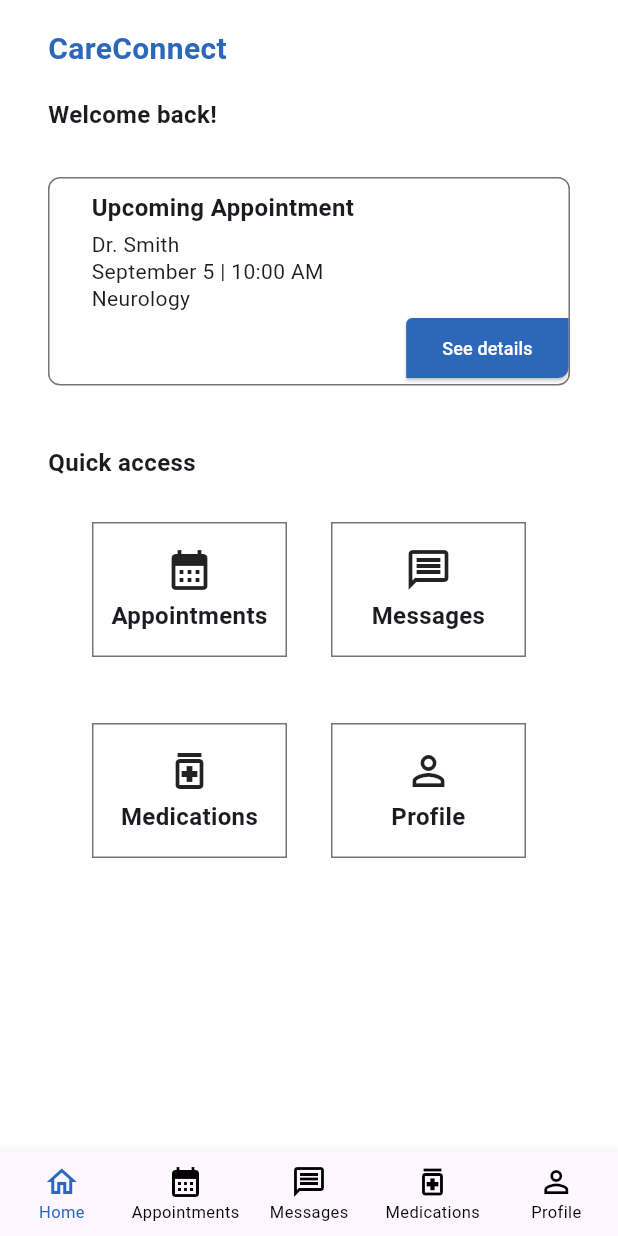
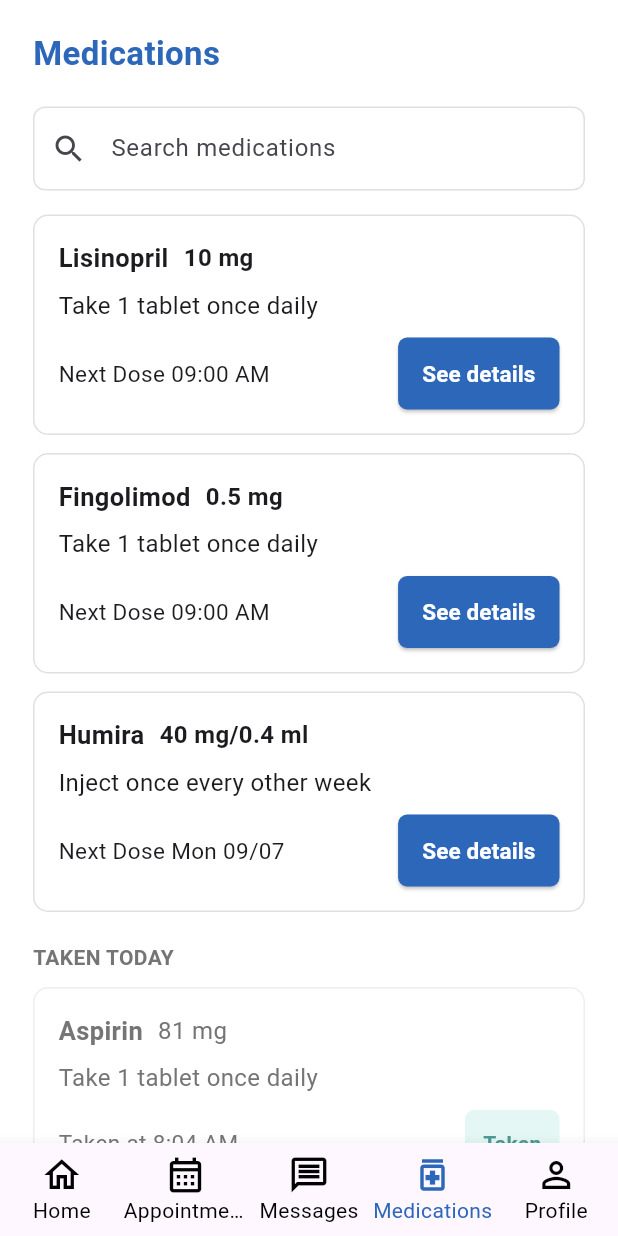
Before and after one commit to ianscottard/CareConnect-Frontend-Team-8, a Flutter app: the HomeScreen screen opened directly, after a tap on "Medications", on a phone screen of 412 x 824 dp. Run offline on Flutter 3.47's test engine with Material 3 defaults, Android fonts, the phone set to English and light mode, and no system bars.

Commit message:
Add appointments and medications screens with navigation

```diff
--- a/swen_661/lib/screens/home_screen.dart
+++ b/swen_661/lib/screens/home_screen.dart
@@ -1,4 +1,7 @@
 import 'package:flutter/material.dart';
+
+import 'appointments_screen.dart';
+import 'medications_screen.dart';
 
 class HomeScreen extends StatelessWidget {
   const HomeScreen({super.key});
@@ -114,7 +117,14 @@ class HomeScreen extends StatelessWidget {
                   QuickAccessTile(
                     icon: Icons.calendar_month,
                     label: 'Appointments',
-                    onTap: () {},
+                    onTap: () {
+                      Navigator.push(
+                        context,
+                        MaterialPageRoute(
+                          builder: (context) => const AppointmentsScreen(),
+                        ),
+                      );
+                    },
                   ),
                   QuickAccessTile(
                     icon: Icons.message_outlined,
@@ -132,8 +142,16 @@ class HomeScreen extends StatelessWidget {
                   QuickAccessTile(
                     icon: Icons.medication_outlined,
                     label: 'Medications',
-                    onTap: () {},
+                    onTap: () {
+                      Navigator.push(
+                        context,
+                        MaterialPageRoute(
+                          builder: (context) => const MedicationsScreen(),
+                        ),
+                      );
+                    },
                   ),
+
                   QuickAccessTile(
                     icon: Icons.person_outline,
                     label: 'Profile',
@@ -149,6 +167,16 @@ class HomeScreen extends StatelessWidget {
       bottomNavigationBar: BottomNavigationBar(
         type: BottomNavigationBarType.fixed,
         currentIndex: 0,
+        onTap: (index) {
+          if (index == 1) {
+            Navigator.push(
+              context,
+              MaterialPageRoute(
+                builder: (context) => const AppointmentsScreen(),
+              ),
+            );
+          }
+        },
         selectedItemColor: careConnectBlue,
         unselectedItemColor: Colors.black,
         selectedFontSize: 11,
--- /dev/null
+++ b/swen_661/lib/screens/medications_screen.dart
@@ -0,0 +1,360 @@
+import 'package:flutter/material.dart';
+
+import 'appointments_screen.dart';
+
+class MedicationsScreen extends StatelessWidget {
+  const MedicationsScreen({super.key});
+
+  static const Color careConnectBlue = Color(0xFF2C67BA);
+
+  @override
+  Widget build(BuildContext context) {
+    return Scaffold(
+      backgroundColor: Colors.white,
+
+      body: SafeArea(
+        child: SingleChildScrollView(
+          padding: const EdgeInsets.symmetric(horizontal: 22, vertical: 20),
+          child: Column(
+            crossAxisAlignment: CrossAxisAlignment.start,
+            children: [
+              // Page title
+              const Text(
+                'Medications',
+                style: TextStyle(
+                  fontSize: 22,
+                  fontWeight: FontWeight.bold,
+                  color: careConnectBlue,
+                ),
+              ),
+
+              const SizedBox(height: 20),
+
+              // Search field
+              Semantics(
+                label: 'Search medications',
+                textField: true,
+                child: TextField(
+                  decoration: InputDecoration(
+                    hintText: 'Search medications',
+                    prefixIcon: const Icon(Icons.search),
+                    contentPadding: const EdgeInsets.symmetric(
+                      vertical: 16,
+                      horizontal: 16,
+                    ),
+                    border: OutlineInputBorder(
+                      borderRadius: BorderRadius.circular(8),
+                    ),
+                    enabledBorder: OutlineInputBorder(
+                      borderRadius: BorderRadius.circular(8),
+                      borderSide: BorderSide(color: Colors.grey.shade300),
+                    ),
+                  ),
+                ),
+              ),
+
+              const SizedBox(height: 16),
+
+              // Lisinopril
+              const MedicationCard(
+                name: 'Lisinopril',
+                dosage: '10 mg',
+                instructions: 'Take 1 tablet once daily',
+                nextDose: 'Next Dose 09:00 AM',
+              ),
+
+              const SizedBox(height: 12),
+
+              // Fingolimod
+              const MedicationCard(
+                name: 'Fingolimod',
+                dosage: '0.5 mg',
+                instructions: 'Take 1 tablet once daily',
+                nextDose: 'Next Dose 09:00 AM',
+              ),
+
+              const SizedBox(height: 12),
+
+              // Humira
+              const MedicationCard(
+                name: 'Humira',
+                dosage: '40 mg/0.4 ml',
+                instructions: 'Inject once every other week',
+                nextDose: 'Next Dose Mon 09/07',
+              ),
+
+              const SizedBox(height: 20),
+
+              // Taken Today heading
+              Text(
+                'TAKEN TODAY',
+                style: TextStyle(
+                  fontSize: 14,
+                  fontWeight: FontWeight.w600,
+                  color: Colors.grey.shade600,
+                ),
+              ),
+
+              const SizedBox(height: 10),
+
+              // Aspirin
+              const TakenMedicationCard(
+                name: 'Aspirin',
+                dosage: '81 mg',
+                instructions: 'Take 1 tablet once daily',
+                takenTime: 'Taken at 8:04 AM',
+              ),
+
+              const SizedBox(height: 20),
+            ],
+          ),
+        ),
+      ),
+
+      // Bottom navigation
+      bottomNavigationBar: BottomNavigationBar(
+        currentIndex: 3,
+        type: BottomNavigationBarType.fixed,
+        selectedItemColor: careConnectBlue,
+        unselectedItemColor: Colors.black,
+        iconSize: 28,
+        selectedFontSize: 14,
+        unselectedFontSize: 14,
+
+        // Home navigation
+        onTap: (index) {
+          if (index == 0) {
+            Navigator.pop(context);
+          } else if (index == 1) {
+            Navigator.push(
+              context,
+              MaterialPageRoute(builder: (context) => AppointmentsScreen()),
+            );
+          }
+        },
+
+        items: const [
+          BottomNavigationBarItem(
+            icon: Icon(Icons.home_outlined),
+            label: 'Home',
+          ),
+          BottomNavigationBarItem(
+            icon: Icon(Icons.calendar_month_outlined),
+            label: 'Appointments',
+          ),
+          BottomNavigationBarItem(
+            icon: Icon(Icons.message_outlined),
+            label: 'Messages',
+          ),
+          BottomNavigationBarItem(
+            icon: Icon(Icons.medication_outlined),
+            label: 'Medications',
+          ),
+          BottomNavigationBarItem(
+            icon: Icon(Icons.person_outline),
+            label: 'Profile',
+          ),
+        ],
+      ),
+    );
+  }
+}
+
+// Active medication card
+class MedicationCard extends StatelessWidget {
+  final String name;
+  final String dosage;
+  final String instructions;
+  final String nextDose;
+
+  const MedicationCard({
+    super.key,
+    required this.name,
+    required this.dosage,
+    required this.instructions,
+    required this.nextDose,
+  });
+
+  @override
+  Widget build(BuildContext context) {
+    return Semantics(
+      container: true,
+      label: '$name, $dosage, $instructions, $nextDose',
+      child: Container(
+        width: double.infinity,
+        constraints: const BoxConstraints(minHeight: 135),
+        padding: const EdgeInsets.all(16),
+        decoration: BoxDecoration(
+          color: Colors.white,
+          border: Border.all(color: Colors.grey.shade300),
+          borderRadius: BorderRadius.circular(10),
+        ),
+        child: Column(
+          crossAxisAlignment: CrossAxisAlignment.start,
+          children: [
+            Row(
+              children: [
+                Text(
+                  name,
+                  style: const TextStyle(
+                    fontSize: 17,
+                    fontWeight: FontWeight.w600,
+                  ),
+                ),
+                const SizedBox(width: 10),
+                Text(
+                  dosage,
+                  style: const TextStyle(
+                    fontSize: 16,
+                    fontWeight: FontWeight.w600,
+                  ),
+                ),
+              ],
+            ),
+
+            const SizedBox(height: 8),
+
+            Text(instructions, style: const TextStyle(fontSize: 16)),
+
+            const SizedBox(height: 10),
+
+            Row(
+              children: [
+                Expanded(
+                  child: Text(nextDose, style: const TextStyle(fontSize: 15)),
+                ),
+
+                const SizedBox(width: 10),
+
+                Semantics(
+                  label: 'See details for $name',
+                  button: true,
+                  child: SizedBox(
+                    height: 48,
+                    child: ElevatedButton(
+                      onPressed: () {
+                        // Medication details screen will be connected later.
+                      },
+                      style: ElevatedButton.styleFrom(
+                        backgroundColor: MedicationsScreen.careConnectBlue,
+                        foregroundColor: Colors.white,
+                        padding: const EdgeInsets.symmetric(horizontal: 16),
+                        shape: RoundedRectangleBorder(
+                          borderRadius: BorderRadius.circular(6),
+                        ),
+                      ),
+                      child: const Text(
+                        'See details',
+                        style: TextStyle(
+                          fontSize: 15,
+                          fontWeight: FontWeight.w600,
+                        ),
+                      ),
+                    ),
+                  ),
+                ),
+              ],
+            ),
+          ],
+        ),
+      ),
+    );
+  }
+}
+
+// Medication that has already been taken
+class TakenMedicationCard extends StatelessWidget {
+  final String name;
+  final String dosage;
+  final String instructions;
+  final String takenTime;
+
+  const TakenMedicationCard({
+    super.key,
+    required this.name,
+    required this.dosage,
+    required this.instructions,
+    required this.takenTime,
+  });
+
+  @override
+  Widget build(BuildContext context) {
+    return Semantics(
+      container: true,
+      label: '$name, $dosage, $instructions, $takenTime, Taken',
+      child: Container(
+        width: double.infinity,
+        constraints: const BoxConstraints(minHeight: 130),
+        padding: const EdgeInsets.all(16),
+        decoration: BoxDecoration(
+          color: Colors.white,
+          border: Border.all(color: Colors.grey.shade200),
+          borderRadius: BorderRadius.circular(10),
+        ),
+        child: Column(
+          crossAxisAlignment: CrossAxisAlignment.start,
+          children: [
+            Row(
+              children: [
+                Text(
+                  name,
+                  style: TextStyle(
+                    fontSize: 17,
+                    fontWeight: FontWeight.w600,
+                    color: Colors.grey.shade600,
+                  ),
+                ),
+                const SizedBox(width: 10),
+                Text(
+                  dosage,
+                  style: TextStyle(fontSize: 16, color: Colors.grey.shade600),
+                ),
+              ],
+            ),
+
+            const SizedBox(height: 8),
+
+            Text(
+              instructions,
+              style: TextStyle(fontSize: 16, color: Colors.grey.shade600),
+            ),
+
+            const SizedBox(height: 10),
+
+            Row(
+              children: [
+                Expanded(
+                  child: Text(
+                    takenTime,
+                    style: TextStyle(fontSize: 15, color: Colors.grey.shade600),
+                  ),
+                ),
+
+                Container(
+                  constraints: const BoxConstraints(
+                    minHeight: 44,
+                    minWidth: 60,
+                  ),
+                  alignment: Alignment.center,
+                  padding: const EdgeInsets.symmetric(horizontal: 12),
+                  decoration: BoxDecoration(
+                    color: const Color(0xFFE5F7F4),
+                    borderRadius: BorderRadius.circular(6),
+                  ),
+                  child: const Text(
+                    'Taken',
+                    style: TextStyle(
+                      fontSize: 14,
+                      color: Color(0xFF4A9B91),
+                      fontWeight: FontWeight.w600,
+                    ),
+                  ),
+                ),
+              ],
+            ),
+          ],
+        ),
+      ),
+    );
+  }
+}
```
Also changed, not shown: swen_661/lib/screens/appointments_screen.dart (added, +206 -0 lines).
